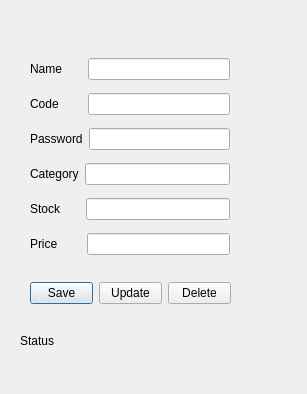
Before: the Qt Designer form item_stock/itemmodify.ui in VendySP/item_stock, drawn with Qt 5.
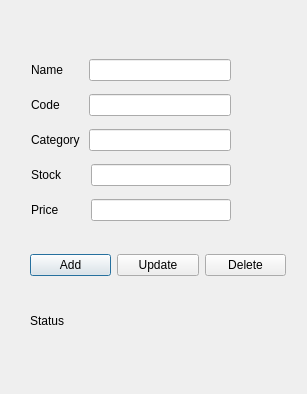
After: the same form once the commit is applied.

Diff of the .ui file:
```diff
--- a/item_stock/itemmodify.ui
+++ b/item_stock/itemmodify.ui
@@ -16,8 +16,8 @@
   <widget class="QLabel" name="labelStatus">
    <property name="geometry">
     <rect>
-     <x>20</x>
-     <y>320</y>
+     <x>30</x>
+     <y>300</y>
      <width>221</width>
      <height>41</height>
     </rect>
@@ -30,26 +30,45 @@
    <property name="geometry">
     <rect>
      <x>30</x>
-     <y>51</y>
+     <y>250</y>
+     <width>256</width>
+     <height>31</height>
+    </rect>
+   </property>
+   <layout class="QHBoxLayout" name="horizontalLayout_7">
+    <item>
+     <widget class="QPushButton" name="pushButtonAdd">
+      <property name="text">
+       <string>Add</string>
+      </property>
+     </widget>
+    </item>
+    <item>
+     <widget class="QPushButton" name="pushButtonUpdate">
+      <property name="text">
+       <string>Update</string>
+      </property>
+     </widget>
+    </item>
+    <item>
+     <widget class="QPushButton" name="pushButtonDelete">
+      <property name="text">
+       <string>Delete</string>
+      </property>
+     </widget>
+    </item>
+   </layout>
+  </widget>
+  <widget class="QWidget" name="">
+   <property name="geometry">
+    <rect>
+     <x>31</x>
+     <y>52</y>
      <width>200</width>
-     <height>217</height>
+     <height>180</height>
     </rect>
    </property>
    <layout class="QGridLayout" name="gridLayout">
-    <item row="3" column="0">
-     <layout class="QHBoxLayout" name="horizontalLayout_3">
-      <item>
-       <widget class="QLabel" name="labelCategory">
-        <property name="text">
-         <string>Category</string>
-        </property>
-       </widget>
-      </item>
-      <item>
-       <widget class="QLineEdit" name="lineEditCategory"/>
-      </item>
-     </layout>
-    </item>
     <item row="0" column="0">
      <layout class="QHBoxLayout" name="horizontalLayout">
       <item>
@@ -64,20 +83,6 @@
       </item>
      </layout>
     </item>
-    <item row="5" column="0">
-     <layout class="QHBoxLayout" name="horizontalLayout_5">
-      <item>
-       <widget class="QLabel" name="labelPrice">
-        <property name="text">
-         <string>Price       </string>
-        </property>
-       </widget>
-      </item>
-      <item>
-       <widget class="QLineEdit" name="lineEditPrice"/>
-      </item>
-     </layout>
-    </item>
     <item row="1" column="0">
      <layout class="QHBoxLayout" name="horizontalLayout_2">
       <item>
@@ -92,12 +97,26 @@
       </item>
      </layout>
     </item>
-    <item row="4" column="0">
+    <item row="2" column="0">
+     <layout class="QHBoxLayout" name="horizontalLayout_3">
+      <item>
+       <widget class="QLabel" name="labelCategory">
+        <property name="text">
+         <string>Category </string>
+        </property>
+       </widget>
+      </item>
+      <item>
+       <widget class="QLineEdit" name="lineEditCategory"/>
+      </item>
+     </layout>
+    </item>
+    <item row="3" column="0">
      <layout class="QHBoxLayout" name="horizontalLayout_4">
       <item>
        <widget class="QLabel" name="labelStock">
         <property name="text">
-         <string>Stock      </string>
+         <string>Stock       </string>
         </property>
        </widget>
       </item>
@@ -106,55 +125,22 @@
       </item>
      </layout>
     </item>
-    <item row="2" column="0">
-     <layout class="QHBoxLayout" name="horizontalLayout_6">
+    <item row="4" column="0">
+     <layout class="QHBoxLayout" name="horizontalLayout_5">
       <item>
-       <widget class="QLabel" name="labelPassword">
+       <widget class="QLabel" name="labelPrice">
         <property name="text">
-         <string>Password</string>
+         <string>Price        </string>
         </property>
        </widget>
       </item>
       <item>
-       <widget class="QLineEdit" name="lineEditPassword"/>
+       <widget class="QLineEdit" name="lineEditPrice"/>
       </item>
      </layout>
     </item>
    </layout>
   </widget>
-  <widget class="QWidget" name="">
-   <property name="geometry">
-    <rect>
-     <x>30</x>
-     <y>280</y>
-     <width>201</width>
-     <height>26</height>
-    </rect>
-   </property>
-   <layout class="QHBoxLayout" name="horizontalLayout_7">
-    <item>
-     <widget class="QPushButton" name="pushButtonSave">
-      <property name="text">
-       <string>Save</string>
-      </property>
-     </widget>
-    </item>
-    <item>
-     <widget class="QPushButton" name="pushButtonUpdate">
-      <property name="text">
-       <string>Update</string>
-      </property>
-     </widget>
-    </item>
-    <item>
-     <widget class="QPushButton" name="pushButtonDelete">
-      <property name="text">
-       <string>Delete</string>
-      </property>
-     </widget>
-    </item>
-   </layout>
-  </widget>
  </widget>
  <tabstops>
   <tabstop>lineEditName</tabstop>
```
Left out of the diff: 4 changed lines with no effect on the pictures.
